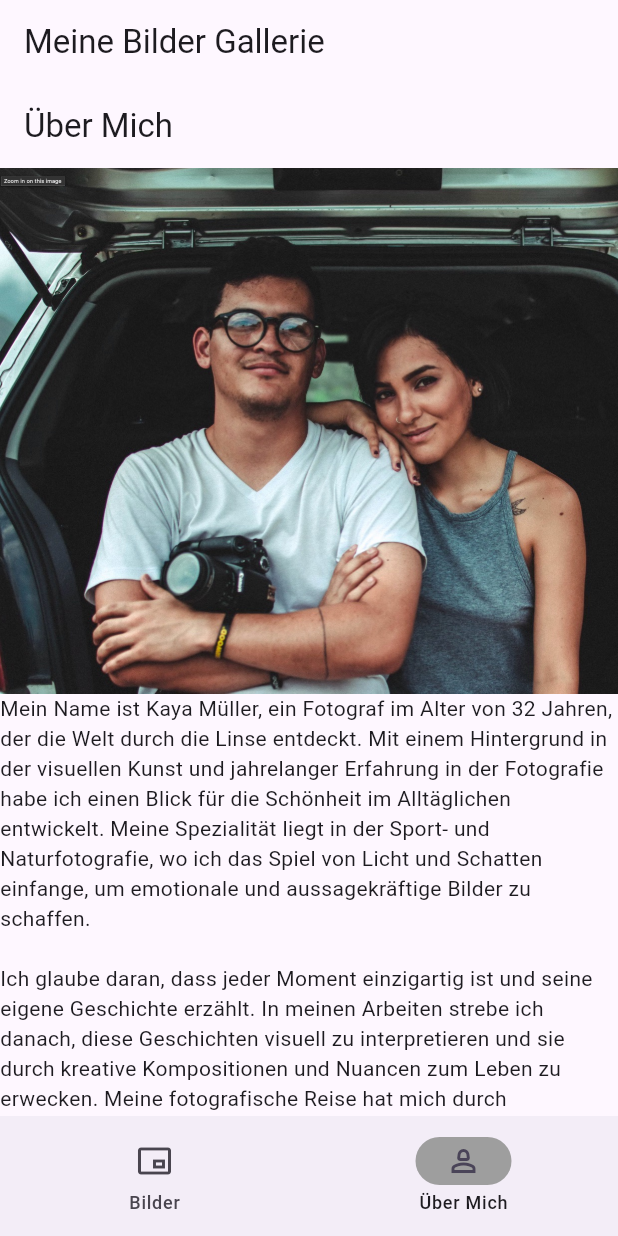
After one commit to dianalibrecht/picture_galery_vorlesung, a Flutter app: the screen it shows after launch, item 2 of the bottom bar chosen, on a phone screen of 412 x 824 dp. The commit adds this screen. Run offline on Flutter 3.47's test engine with Material 3 defaults, Android fonts, the phone set to English and light mode, and no system bars.

Commit message:
completed app

```diff
--- a/lib/main.dart
+++ b/lib/main.dart
@@ -1,20 +1,25 @@
 import 'package:flutter/material.dart';
-import 'package:picture_galery_vorlesung/widgets/achtung_curve_cart.dart';
-import 'package:picture_galery_vorlesung/widgets/adrenalin_pur_card.dart';
-import 'package:picture_galery_vorlesung/widgets/ball_game_card.dart';
-import 'package:picture_galery_vorlesung/widgets/bunter_basektball_card.dart';
-import 'package:picture_galery_vorlesung/widgets/runners_high_card.dart';
-import 'package:picture_galery_vorlesung/widgets/sieg_card.dart';
-import 'package:picture_galery_vorlesung/widgets/swish_card.dart';
-import 'package:picture_galery_vorlesung/widgets/tor_card.dart';
+import 'package:picture_galery_vorlesung/galery_screen.dart';
+import 'package:picture_galery_vorlesung/ueber_mich_screen.dart';
 
 void main() {
   runApp(const MainApp());
 }
 
-class MainApp extends StatelessWidget {
+class MainApp extends StatefulWidget {
   const MainApp({super.key});
 
+  @override
+  State<MainApp> createState() => _MainAppState();
+}
+
+class _MainAppState extends State<MainApp> {
+  int currentPageIndex = 0;
+
+  final List<Widget> screens = [
+    const GaleryScreen(),
+    const UeberMichScreen(),
+  ];
   @override
   Widget build(BuildContext context) {
     return MaterialApp(
@@ -22,20 +27,15 @@ class MainApp extends StatelessWidget {
         appBar: AppBar(
           title: const Text("Meine Bilder Gallerie"),
         ),
-        body: GridView(
-            gridDelegate: const SliverGridDelegateWithFixedCrossAxisCount(
-                crossAxisCount: 2),
-            children: const <Widget>[
-              BunterBasektballCard(),
-              AdrenalinPurCard(),
-              AchtungCurveCart(),
-              RunnersHighCard(),
-              SwishCard(),
-              BallGameCard(),
-              SiegCard(),
-              TorCard(),
-            ]),
+        body: screens[currentPageIndex],
         bottomNavigationBar: NavigationBar(
+          indicatorColor: Colors.grey,
+          selectedIndex: currentPageIndex,
+          onDestinationSelected: (int newindex) {
+            setState(() {
+              currentPageIndex = newindex;
+            });
+          },
           destinations: const [
             NavigationDestination(
                 icon: Icon(Icons.picture_in_picture_alt_outlined),
--- /dev/null
+++ b/lib/screens/custom_details_screen.dart
@@ -0,0 +1,25 @@
+import 'package:flutter/material.dart';
+
+class CustomDetailsScreen extends StatelessWidget {
+  final String title;
+  final String description;
+
+  const CustomDetailsScreen(
+      {super.key, required this.title, required this.description});
+  @override
+  Widget build(BuildContext context) {
+    return MaterialApp(
+      home: Scaffold(
+          appBar: AppBar(
+            leading: IconButton(
+              onPressed: () {
+                Navigator.pop(context);
+              },
+              icon: const Icon(Icons.arrow_back),
+            ),
+            title: Text(title),
+          ),
+          body: Center(child: Text(description))),
+    );
+  }
+}
--- /dev/null
+++ b/lib/ueber_mich_screen.dart
@@ -0,0 +1,26 @@
+import 'package:flutter/material.dart';
+
+class UeberMichScreen extends StatelessWidget {
+  const UeberMichScreen({super.key});
+
+  @override
+  Widget build(BuildContext context) {
+    return MaterialApp(
+      home: Scaffold(
+          appBar: AppBar(
+            title: const Text("Über Mich"),
+          ),
+          body: SingleChildScrollView(
+            child: Expanded(
+              child: Column(children: [
+                SizedBox(
+                  child: Image.asset("assets/kaya.jpeg"),
+                ),
+                const Text(
+                    "Mein Name ist Kaya Müller, ein Fotograf im Alter von 32 Jahren, der die Welt durch die Linse entdeckt. Mit einem Hintergrund in der visuellen Kunst und jahrelanger Erfahrung in der Fotografie habe ich einen Blick für die Schönheit im Alltäglichen entwickelt. Meine Spezialität liegt in der Sport- und Naturfotografie, wo ich das Spiel von Licht und Schatten einfange, um emotionale und aussagekräftige Bilder zu schaffen.\n\nIch glaube daran, dass jeder Moment einzigartig ist und seine eigene Geschichte erzählt. In meinen Arbeiten strebe ich danach, diese Geschichten visuell zu interpretieren und sie durch kreative Kompositionen und Nuancen zum Leben zu erwecken. Meine fotografische Reise hat mich durch verschiedene Länder geführt, wo ich die Vielfalt der Kulturen und Landschaften festhalte, immer auf der Suche nach neuen Perspektiven und Herausforderungen.\n\nMein Anspruch ist es, mit meinen Bildern nicht nur zu dokumentieren, sondern auch zu inspirieren und zu berühren. Jeder Auftrag und jedes Projekt ist für mich eine Möglichkeit, meine Leidenschaft und mein Können zu zeigen und eine Verbindung zwischen dem Betrachter und dem Bild herzustellen.")
+              ]),
+            ),
+          )),
+    );
+  }
+}
```
Also changed, not shown: lib/achtung_curve_cart.dart (deleted, +0 -22 lines), lib/ball_game_card.dart (deleted, +0 -20 lines), lib/galery_screen.dart (added, +32 -0 lines), lib/sieg_card.dart (deleted, +0 -21 lines), lib/tor_card.dart (deleted, +0 -19 lines), lib/widgets/custom_card_widget.dart (added, +29 -0 lines), 2 other files.
